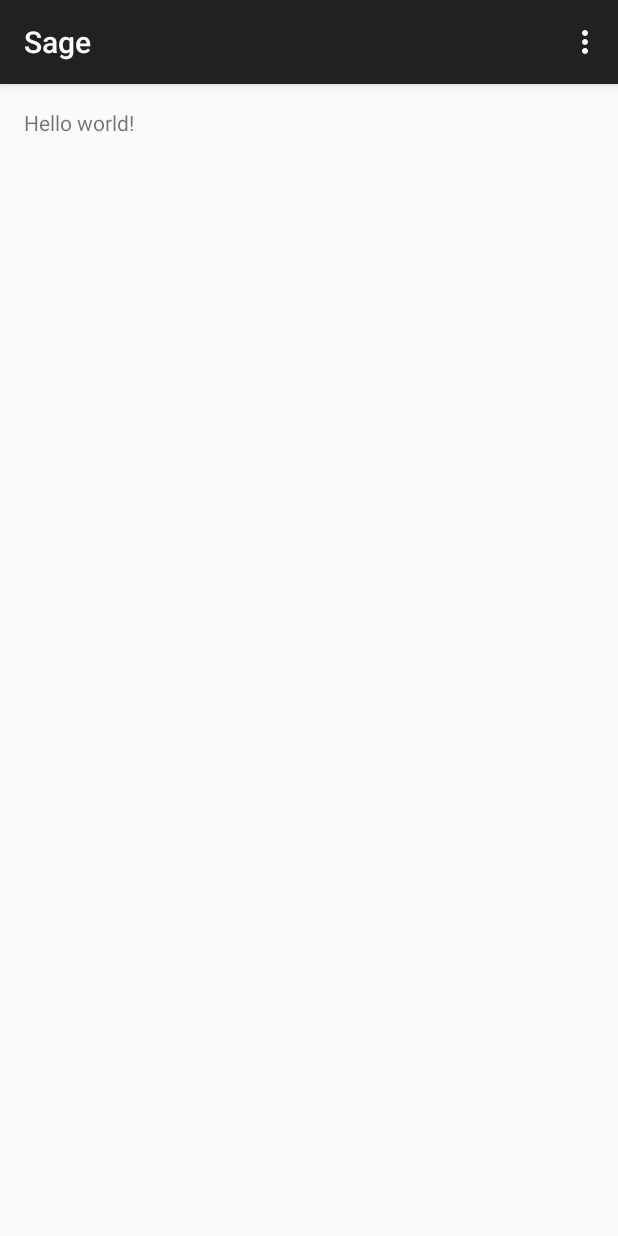
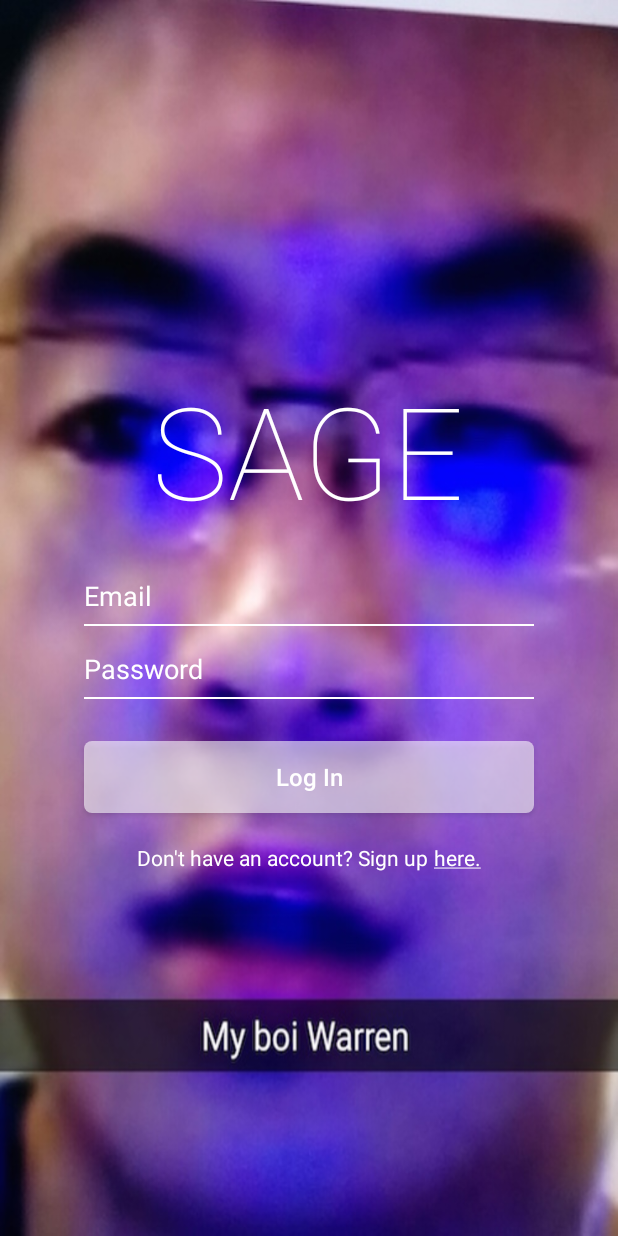
Before and after one commit to calblueprint/sage-mobile, an Android app: the screen it shows after launch (MainActivity before the commit, SignInActivity after it), on a phone screen of 412 x 824 dp. Run offline under Robolectric (Android 15) with nearby library versions, the phone set to English and light mode, and no system bars.

Commit message:
announcements + sign in + user

```diff
--- a/sage-android/Sage/app/build.gradle
+++ b/sage-android/Sage/app/build.gradle
@@ -51,5 +51,6 @@ dependencies {
     compile('com.crashlytics.sdk.android:crashlytics:2.5.2@aar') {
         transitive = true;
     }
+    provided "org.projectlombok:lombok:1.12.6"
 
 }
--- a/sage-android/Sage/app/src/main/AndroidManifest.xml
+++ b/sage-android/Sage/app/src/main/AndroidManifest.xml
@@ -11,7 +11,7 @@
         android:label="@string/app_name"
         android:theme="@style/AppTheme" >
         <activity
-            android:name=".MainActivity"
+            android:name=".signin.SignInActivity"
             android:label="@string/app_name" >
             <intent-filter>
                 <action android:name="android.intent.action.MAIN" />
--- /dev/null
+++ b/sage-android/Sage/app/src/main/java/blueprint/com/sage/models/Session.java
@@ -0,0 +1,12 @@
+package blueprint.com.sage.models;
+
+import lombok.Data;
+
+/**
+ * Created by kelseylam on 10/11/15.
+ */
+public @Data class Session {
+    private String mEmail;
+    private String mAuthenticationToken;
+    private User mUser;
+}
--- /dev/null
+++ b/sage-android/Sage/app/src/main/java/blueprint/com/sage/models/User.java
@@ -0,0 +1,25 @@
+package blueprint.com.sage.models;
+
+import java.util.Date;
+
+import lombok.Data;
+
+/**
+ * Created by kelseylam on 10/11/15.
+ */
+public @Data class User {
+    private int mId;
+    private Date mCreatedAt;
+    private Date mUpdatedAt;
+    private String mEmail;
+    private String mEncryptedPassword;
+    private boolean mVerified;
+    private String mFirstName;
+    private String mLastName;
+    private String mAuthenticationToken;
+    private String mRole;
+    private int mSchoolId;
+    private int mDirectorId;
+    private String mVolunteerType;
+    private int mTotalHours;
+}
--- a/sage-android/Sage/app/src/main/java/blueprint/com/sage/network/BaseRequest.java
+++ b/sage-android/Sage/app/src/main/java/blueprint/com/sage/network/BaseRequest.java
@@ -21,8 +21,7 @@ import blueprint.com.sage.utility.network.NetworkManager;
  */
 public class BaseRequest extends JsonObjectRequest {
 
-    private final String mBaseUrl = "http://sage-rails.herokuapp.com/api";
-    private final String mBaseUrlV1 = mBaseUrl + "/v1";
+    private final String mBaseUrl = "http://sage-rails.herokuapp.com/api/v1";
 
     private Activity mActivity;
 
@@ -64,7 +63,6 @@ public class BaseRequest extends JsonObjectRequest {
     }
 
     public String makeUrl(String url) { return mBaseUrl + url; }
-    public String makeUrlV1(String url) { return mBaseUrl + url; }
 
     private NetworkManager getNetworkManager(Context context) {
         return NetworkManager.getInstance(context);
--- /dev/null
+++ b/sage-android/Sage/app/src/main/java/blueprint/com/sage/signin/SignInActivity.java
@@ -0,0 +1,21 @@
+package blueprint.com.sage.signin;
+
+import android.os.Bundle;
+import android.support.v4.app.FragmentActivity;
+import android.support.v4.app.FragmentTransaction;
+
+import blueprint.com.sage.R;
+
+/**
+ * Created by kelseylam on 10/11/15.
+ */
+public class SignInActivity extends FragmentActivity {
+
+    @Override
+    protected void onCreate(Bundle savedInstanceState) {
+        super.onCreate(savedInstanceState);
+        setContentView(R.layout.activity_sign_in);
+        FragmentTransaction transaction = getSupportFragmentManager().beginTransaction();
+        transaction.replace(R.id.sign_in_container, SignInFragment.newInstance()).commit();
+    }
+}
--- /dev/null
+++ b/sage-android/Sage/app/src/main/java/blueprint/com/sage/signin/SignInFragment.java
@@ -0,0 +1,30 @@
+package blueprint.com.sage.signin;
+
+import android.os.Bundle;
+import android.support.v4.app.Fragment;
+import android.view.LayoutInflater;
+import android.view.View;
+import android.view.ViewGroup;
+
+import blueprint.com.sage.R;
+
+/**
+ * Created by kelseylam on 10/11/15.
+ */
+public class SignInFragment extends Fragment {
+
+    public static SignInFragment newInstance() {
+        return new SignInFragment();
+    }
+
+    @Override
+    public void onCreate(Bundle savedInstanceState) {
+        super.onCreate(savedInstanceState);
+    }
+
+    @Override
+    public View onCreateView(LayoutInflater inflater, ViewGroup container, Bundle savedInstanceState) {
+        super.onCreateView(inflater, container, savedInstanceState);
+        return inflater.inflate(R.layout.fragment_sign_in, container, false);
+    }
+}
--- /dev/null
+++ b/sage-android/Sage/app/src/main/res/drawable/translucent_button.xml
@@ -0,0 +1,6 @@
+<?xml version="1.0" encoding="utf-8"?>
+<shape xmlns:android="http://schemas.android.com/apk/res/android">
+    android:shape="rectangle" android:padding="10dp">
+    <solid android:color="@color/trans_white"/>
+    <corners android:radius="5dp"/>
+</shape>
--- /dev/null
+++ b/sage-android/Sage/app/src/main/res/drawable/white_underline_field.xml
@@ -0,0 +1,19 @@
+<?xml version="1.0" encoding="utf-8"?>
+<layer-list xmlns:android="http://schemas.android.com/apk/res/android">
+    <item>
+        <shape android:shape="rectangle" >
+            <solid android:color="@android:color/transparent" />
+        </shape>
+    </item>
+    <item
+        android:left="-5dp"
+        android:right="-5dp"
+        android:top="-5dp">
+        <shape>
+            <solid android:color="@android:color/transparent" />
+            <stroke
+                android:width="1dp"
+                android:color="@color/white" />
+        </shape>
+    </item>
+</layer-list>
--- /dev/null
+++ b/sage-android/Sage/app/src/main/res/drawable/white_underline_selector.xml
@@ -0,0 +1,7 @@
+<?xml version="1.0" encoding="utf-8"?>
+<selector xmlns:android="http://schemas.android.com/apk/res/android">
+    <item android:drawable="@drawable/white_underline_field"
+        android:state_focused="true"/>
+    <item android:drawable="@drawable/white_underline_field"
+        android:state_focused="false"/>
+</selector>
--- /dev/null
+++ b/sage-android/Sage/app/src/main/res/layout/activity_sign_in.xml
@@ -0,0 +1,7 @@
+<?xml version="1.0" encoding="utf-8"?>
+<FrameLayout xmlns:android="http://schemas.android.com/apk/res/android"
+    android:orientation="vertical" android:layout_width="match_parent"
+    android:layout_height="match_parent"
+    android:id="@+id/sign_in_container">
+
+</FrameLayout>
--- /dev/null
+++ b/sage-android/Sage/app/src/main/res/layout/fragment_sign_in.xml
@@ -0,0 +1,63 @@
+<?xml version="1.0" encoding="utf-8"?>
+<LinearLayout xmlns:android="http://schemas.android.com/apk/res/android"
+    android:layout_width="match_parent"
+    android:layout_height="match_parent"
+    android:background="@drawable/test"
+    android:orientation="vertical"
+    android:gravity="center">
+
+    <TextView
+        android:layout_width="wrap_content"
+        android:layout_height="wrap_content"
+        android:text="@string/app_name"
+        android:layout_centerHorizontal="true"
+        android:textSize="85sp"
+        android:textAllCaps="true"
+        android:textColor="@color/white"
+        android:fontFamily="sans-serif-thin"
+        android:id="@+id/sign_in_title"
+        android:layout_marginBottom="20dp"/>
+
+    <EditText
+        style="@style/SignInField"
+        android:id="@+id/sign_in_email"
+        android:hint="@string/sign_in_email"
+        />
+
+    <EditText
+        style="@style/SignInField"
+        android:id="@+id/sign_in_password"
+        android:hint="@string/sign_in_password"
+        />
+
+    <Button
+        android:layout_width="300dp"
+        android:layout_height="wrap_content"
+        android:text="@string/log_in_button"
+        android:background="@drawable/translucent_button"
+        android:layout_margin="20dp"
+        android:textAllCaps="false"
+        android:textColor="@color/white"
+        android:textSize="16dp"/>
+
+    <LinearLayout
+        android:layout_width="wrap_content"
+        android:layout_height="wrap_content"
+        android:orientation="horizontal">
+
+        <TextView
+            android:layout_width="wrap_content"
+            android:layout_height="wrap_content"
+            android:text="@string/no_account"
+            android:textColor="@color/white" />
+
+        <TextView
+            android:layout_width="wrap_content"
+            android:layout_height="wrap_content"
+            android:layout_marginLeft="4dp"
+            android:text="@string/sign_up_button"
+            android:textColor="@color/white"/>
+
+
+    </LinearLayout>
+</LinearLayout>
--- /dev/null
+++ b/sage-android/Sage/app/src/main/res/values/colors.xml
@@ -0,0 +1,5 @@
+<?xml version="1.0" encoding="utf-8"?>
+<resources>
+    <color name="white">#FFFFFF</color>
+    <color name="trans_white">#93FFFFFF</color>
+</resources>
--- a/sage-android/Sage/app/src/main/res/values/strings.xml
+++ b/sage-android/Sage/app/src/main/res/values/strings.xml
@@ -1,6 +1,5 @@
 <resources>
     <string name="app_name">Sage</string>
-
     <string name="hello_world">Hello world!</string>
     <string name="action_settings">Settings</string>
 </resources>
--- /dev/null
+++ b/sage-android/Sage/app/src/main/res/values/strings_sign_in.xml
@@ -0,0 +1,8 @@
+<?xml version="1.0" encoding="utf-8"?>
+<resources>
+    <string name="no_account">Don\'t have an account? Sign up</string>
+    <string name="sign_up_button"><u>here.</u></string>
+    <string name="sign_in_email">Email</string>
+    <string name="sign_in_password">Password</string>
+    <string name="log_in_button">Log In</string>
+</resources>
--- a/sage-android/Sage/app/src/main/res/values/styles.xml
+++ b/sage-android/Sage/app/src/main/res/values/styles.xml
@@ -4,5 +4,16 @@
     <style name="AppTheme" parent="Theme.AppCompat.Light.DarkActionBar">
         <!-- Customize your theme here. -->
     </style>
+    <!-- Sign In Activity -->
+    <style name="SignInField">
+        <item name="android:layout_width">300dp</item>
+        <item name="android:layout_height">wrap_content</item>
+        <item name="android:textColorHint">@color/white</item>
+        <item name="android:textColor">@color/white</item>
+        <item name="android:textSize">18sp</item>
+        <item name="android:background">@drawable/white_underline_selector</item>
+        <item name="android:layout_margin">8dp</item>
+        <item name="android:paddingBottom">8dp</item>
+    </style>
 
 </resources>
```
Also changed, not shown: sage-android/Sage/app/src/main/res/drawable/test.jpg (added), 2 other files.
